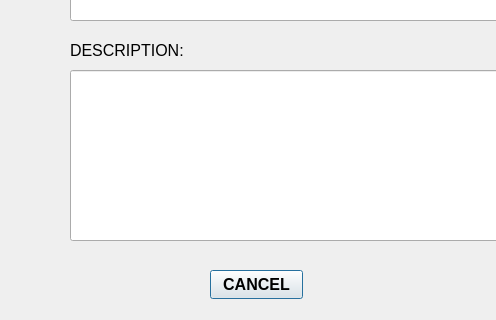
This is RMS_qt/editmenuitem.ui in dev-pratik02/RMS as Qt 5 draws it before an edit; both pictures show x 0 to 496 and y 280 to 600 of the 800 by 600 pixel window. The edited form follows.
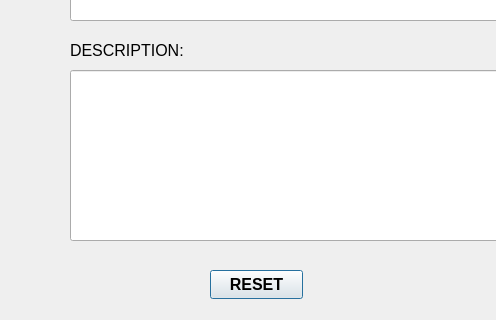
This is the edited form.

```diff
--- a/RMS_qt/editmenuitem.ui
+++ b/RMS_qt/editmenuitem.ui
@@ -92,7 +92,7 @@
     </font>
    </property>
    <property name="text">
-    <string>CANCEL</string>
+    <string>RESET</string>
    </property>
   </widget>
   <widget class="QLabel" name="DESCRIPTION">
```
Left out of the diff: 2 changed lines with no effect on the pictures.
